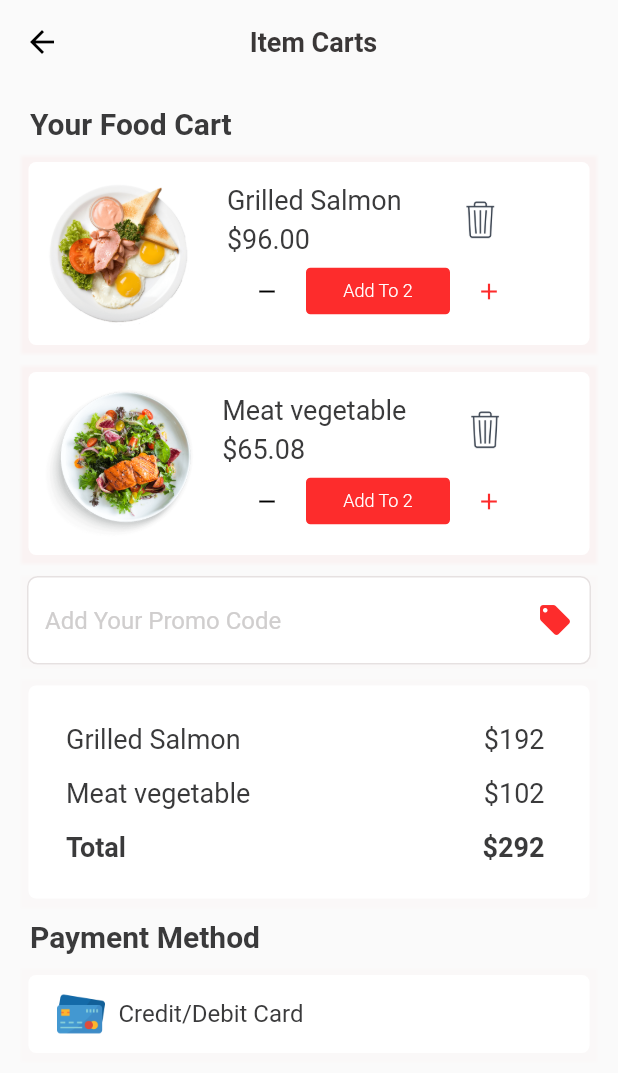
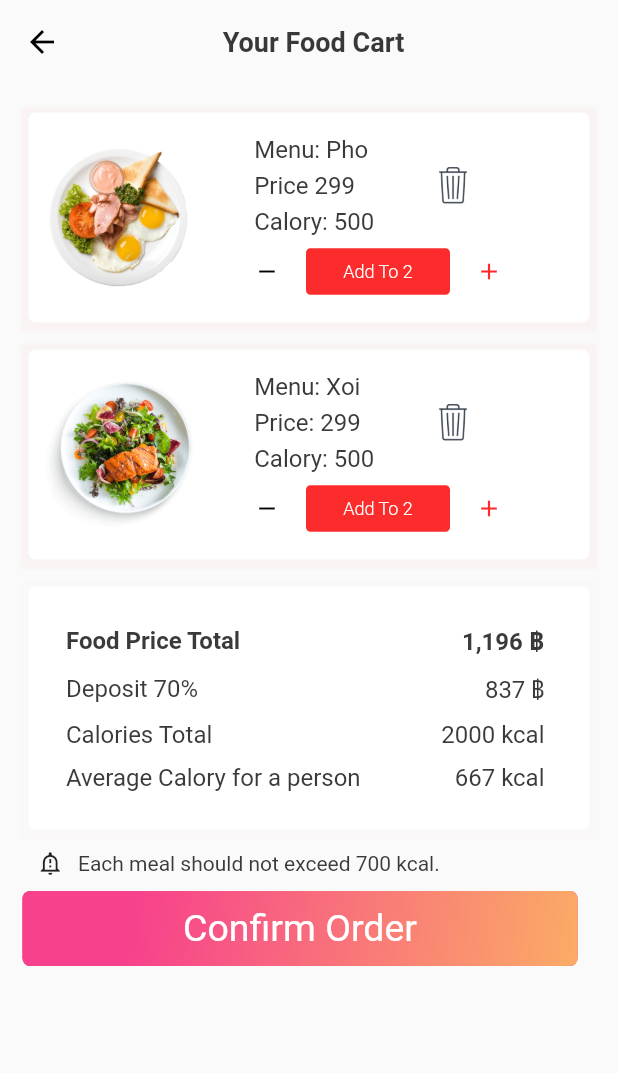
Before and after one commit to dudkinox/app-booking, a Flutter app: the FoodOrderPage screen opened directly, on a phone screen of 412 x 824 dp. Shown: the top 1073 px of the screen. Run offline on Flutter 3.47's test engine with Material 2 defaults, Android fonts, the phone set to English and light mode, and no system bars; our stand-ins replace carousel_pro, flutter_datetime_picker, font_awesome_flutter, webview_flutter; Roboto replaces fonts that are missing (WorkSansBold).

Commit message:
Food Cart

```diff
--- a/lib/common/button.dart
+++ b/lib/common/button.dart
@@ -10,7 +10,7 @@ class ButtonKYP extends StatelessWidget {
     this.text,
     this.process,
     this.height,
-    this.width,
+    this.width, Null Function() Pressed,
   }) : super(key: key);
 
   @override
--- a/lib/pages/FoodOrderPage.dart
+++ b/lib/pages/FoodOrderPage.dart
@@ -1,5 +1,11 @@
 import 'package:flutter/material.dart';
-import 'package:flutter/rendering.dart';
+import 'package:flutter_app/pages/BookTable.dart';
+
+import '../animation/ScaleRoute.dart';
+import '../common/button.dart';
+import '../themes/constant.dart';
+import '../widgets/BookTableWidget.dart';
+import 'CaloryCount.dart';
 
 class FoodOrderPage extends StatefulWidget {
   @override
@@ -24,7 +30,7 @@ class _FoodOrderPageState extends State<FoodOrderPage> {
           ),
           title: Center(
             child: Text(
-              "Item Carts",
+              "Your Food Cart",
               style: TextStyle(
                   color: Color(0xFF3a3737),
                   fontWeight: FontWeight.w600,
@@ -47,37 +53,21 @@ class _FoodOrderPageState extends State<FoodOrderPage> {
             child: Column(
               crossAxisAlignment: CrossAxisAlignment.start,
               children: <Widget>[
-                Container(
-                  padding: EdgeInsets.only(left: 5),
-                  child: Text(
-                    "Your Food Cart",
-                    style: TextStyle(
-                        fontSize: 20,
-                        color: Color(0xFF3a3a3b),
-                        fontWeight: FontWeight.w600),
-                    textAlign: TextAlign.left,
-                  ),
-                ),
-                SizedBox(
-                  height: 10,
-                ),
                 CartItem(
-                    productName: "Grilled Salmon",
-                    productPrice: "\$96.00",
+                    productName: "Menu: Pho",
+                    productPrice: "Price 299",
                     productImage: "ic_popular_food_1",
+                    productCalory: "Calory: 500",
                     productCartQuantity: "2"),
                 SizedBox(
                   height: 10,
                 ),
                 CartItem(
-                    productName: "Meat vegetable",
-                    productPrice: "\$65.08",
+                    productName: "Menu: Xoi",
+                    productPrice: "Price: 299",
                     productImage: "ic_popular_food_4",
+                    productCalory: "Calory: 500",
                     productCartQuantity: "5"),
-                SizedBox(
-                  height: 10,
-                ),
-                PromoCodeWidget(),
                 SizedBox(
                   height: 10,
                 ),
@@ -85,77 +75,44 @@ class _FoodOrderPageState extends State<FoodOrderPage> {
                 SizedBox(
                   height: 10,
                 ),
-                Container(
-                  padding: EdgeInsets.only(left: 5),
-                  child: Text(
-                    "Payment Method",
-                    style: TextStyle(
-                        fontSize: 20,
-                        color: Color(0xFF3a3a3b),
-                        fontWeight: FontWeight.w600),
-                    textAlign: TextAlign.left,
-                  ),
+                Row(
+                  mainAxisAlignment: MainAxisAlignment.start,
+                  children: <Widget>[
+                    SizedBox(
+                      width: 10,
+                    ),
+                    Icon(
+                      Icons.notification_important_outlined,
+                      size: defaultIconSize,
+                    ),
+                    SizedBox(
+                      width: 10,
+                    ),
+                    Text(
+                      "Each meal should not exceed 700 kcal.",
+                      style: TextStyle(
+                          fontSize: 14,
+                          color: Color(0xFF3a3a3b),
+                          fontWeight: FontWeight.w400),
+                      textAlign: TextAlign.left,
+                    ),
+                  ],
                 ),
                 SizedBox(
                   height: 10,
                 ),
-                PaymentMethodWidget(),
+                ButtonKYP(
+                  height: 50,
+                  width: 370,
+                  text: "Confirm Order",
+                  process: () async {
+                    Navigator.push(context, ScaleRoute(page: CaloryCount()));
+                  },
+                ),
               ],
             ),
           ),
         ));
-  }
-}
-
-class PaymentMethodWidget extends StatelessWidget {
-  @override
-  Widget build(BuildContext context) {
-    return Container(
-      alignment: Alignment.center,
-      width: double.infinity,
-      height: 60,
-      decoration: BoxDecoration(boxShadow: [
-        BoxShadow(
-          color: Color(0xFFfae3e2).withOpacity(0.1),
-          spreadRadius: 1,
-          blurRadius: 1,
-          offset: Offset(0, 1),
-        ),
-      ]),
-      child: Card(
-        color: Colors.white,
-        elevation: 0,
-        shape: RoundedRectangleBorder(
-          borderRadius: const BorderRadius.all(
-            Radius.circular(5.0),
-          ),
-        ),
-        child: Container(
-          alignment: Alignment.center,
-          padding: EdgeInsets.only(left: 10, right: 30, top: 10, bottom: 10),
-          child: Row(
-            children: <Widget>[
-              Container(
-                alignment: Alignment.center,
-                child: Image.asset(
-                  "assets/images/menus/ic_credit_card.png",
-                  width: 50,
-                  height: 50,
-                ),
-              ),
-              Text(
-                "Credit/Debit Card",
-                style: TextStyle(
-                    fontSize: 16,
-                    color: Color(0xFF3a3a3b),
-                    fontWeight: FontWeight.w400),
-                textAlign: TextAlign.left,
-              )
-            ],
-          ),
-        ),
-      ),
-    );
   }
 }
 
@@ -165,7 +122,6 @@ class TotalCalculationWidget extends StatelessWidget {
     return Container(
       alignment: Alignment.center,
       width: double.infinity,
-      height: 150,
       decoration: BoxDecoration(boxShadow: [
         BoxShadow(
           color: Color(0xFFfae3e2).withOpacity(0.1),
@@ -194,17 +150,89 @@ class TotalCalculationWidget extends StatelessWidget {
                 mainAxisAlignment: MainAxisAlignment.spaceBetween,
                 children: <Widget>[
                   Text(
-                    "Grilled Salmon",
+                    "Food Price Total",
                     style: TextStyle(
-                        fontSize: 18,
+                        fontSize: 16,
+                        color: Color(0xFF3a3a3b),
+                        fontWeight: FontWeight.w600),
+                    textAlign: TextAlign.left,
+                  ),
+                  Text(
+                    "1,196 ฿",
+                    style: TextStyle(
+                        fontSize: 16,
+                        color: Color(0xFF3a3a3b),
+                        fontWeight: FontWeight.w600),
+                    textAlign: TextAlign.left,
+                  )
+                ],
+              ),
+              SizedBox(
+                height: 10,
+              ),
+              Row(
+                mainAxisAlignment: MainAxisAlignment.spaceBetween,
+                children: <Widget>[
+                  Text(
+                    "Deposit 70%",
+                    style: TextStyle(
+                        fontSize: 16,
                         color: Color(0xFF3a3a3b),
                         fontWeight: FontWeight.w400),
                     textAlign: TextAlign.left,
                   ),
                   Text(
-                    "\$192",
+                    "837 ฿",
                     style: TextStyle(
-                        fontSize: 18,
+                        fontSize: 16,
+                        color: Color(0xFF3a3a3b),
+                        fontWeight: FontWeight.w400),
+                    textAlign: TextAlign.left,
+                  )
+                ],
+              ),
+              SizedBox(
+                height: 10,
+              ),
+              Row(
+                mainAxisAlignment: MainAxisAlignment.spaceBetween,
+                children: <Widget>[
+                  Text(
+                    "Calories Total",
+                    style: TextStyle(
+                        fontSize: 16,
+                        color: Color(0xFF3a3a3b),
+                        fontWeight: FontWeight.w400),
+                    textAlign: TextAlign.left,
+                  ),
+                  Text(
+                    "2000 kcal",
+                    style: TextStyle(
+                        fontSize: 16,
+                        color: Color(0xFF3a3a3b),
+                        fontWeight: FontWeight.w400),
+                    textAlign: TextAlign.left,
+                  )
+                ],
+              ),
+              SizedBox(
+                height: 10,
+              ),
+              Row(
+                mainAxisAlignment: MainAxisAlignment.spaceBetween,
+                children: <Widget>[
+                  Text(
+                    "Average Calory for a person",
+                    style: TextStyle(
+                        fontSize: 16,
+                        color: Color(0xFF3a3a3b),
+                        fontWeight: FontWeight.w400),
+                    textAlign: TextAlign.left,
+                  ),
+                  Text(
+                    "667 kcal",
+                    style: TextStyle(
+                        fontSize: 16,
                         color: Color(0xFF3a3a3b),
                         fontWeight: FontWeight.w400),
                     textAlign: TextAlign.left,
@@ -214,92 +242,8 @@ class TotalCalculationWidget extends StatelessWidget {
               SizedBox(
                 height: 15,
               ),
-              Row(
-                mainAxisAlignment: MainAxisAlignment.spaceBetween,
-                children: <Widget>[
-                  Text(
-                    "Meat vegetable",
-                    style: TextStyle(
-                        fontSize: 18,
-                        color: Color(0xFF3a3a3b),
-                        fontWeight: FontWeight.w400),
-                    textAlign: TextAlign.left,
-                  ),
-                  Text(
-                    "\$102",
-                    style: TextStyle(
-                        fontSize: 18,
-                        color: Color(0xFF3a3a3b),
-                        fontWeight: FontWeight.w400),
-                    textAlign: TextAlign.left,
-                  )
-                ],
-              ),
-              SizedBox(
-                height: 15,
-              ),
-              Row(
-                mainAxisAlignment: MainAxisAlignment.spaceBetween,
-                children: <Widget>[
-                  Text(
-                    "Total",
-                    style: TextStyle(
-                        fontSize: 18,
-                        color: Color(0xFF3a3a3b),
-                        fontWeight: FontWeight.w600),
-                    textAlign: TextAlign.left,
-                  ),
-                  Text(
-                    "\$292",
-                    style: TextStyle(
-                        fontSize: 18,
-                        color: Color(0xFF3a3a3b),
-                        fontWeight: FontWeight.w600),
-                    textAlign: TextAlign.left,
-                  )
-                ],
-              ),
             ],
           ),
-        ),
-      ),
-    );
-  }
-}
-
-class PromoCodeWidget extends StatelessWidget {
-  @override
-  Widget build(BuildContext context) {
-    return SafeArea(
-      child: Container(
-        padding: EdgeInsets.only(left: 3, right: 3),
-        decoration: BoxDecoration(boxShadow: [
-          BoxShadow(
-            color: Color(0xFFfae3e2).withOpacity(0.1),
-            spreadRadius: 1,
-            blurRadius: 1,
-            offset: Offset(0, 1),
-          ),
-        ]),
-        child: TextFormField(
-          decoration: InputDecoration(
-              focusedBorder: OutlineInputBorder(
-                borderSide: BorderSide(color: Color(0xFFe6e1e1), width: 1.0),
-              ),
-              enabledBorder: OutlineInputBorder(
-                  borderSide: BorderSide(color: Color(0xFFe6e1e1), width: 1.0),
-                  borderRadius: BorderRadius.circular(7)),
-              fillColor: Colors.white,
-              hintText: 'Add Your Promo Code',
-              filled: true,
-              suffixIcon: IconButton(
-                  icon: Icon(
-                    Icons.local_offer,
-                    color: Color(0xFFfd2c2c),
-                  ),
-                  onPressed: () {
-                    debugPrint('222');
-                  })),
         ),
       ),
     );
@@ -310,6 +254,7 @@ class CartItem extends StatelessWidget {
   String productName;
   String productPrice;
   String productImage;
+  String productCalory;
   String productCartQuantity;
 
   CartItem({
@@ -317,6 +262,7 @@ class CartItem extends StatelessWidget {
     @required this.productName,
     @required this.productPrice,
     @required this.productImage,
+    @required this.productCalory,
     @required this.productCartQuantity,
   }) : super(key: key);
 
@@ -324,7 +270,6 @@ class CartItem extends StatelessWidget {
   Widget build(BuildContext context) {
     return Container(
       width: double.infinity,
-      height: 130,
       decoration: BoxDecoration(boxShadow: [
         BoxShadow(
           color: Color(0xFFfae3e2).withOpacity(0.3),
@@ -375,7 +320,7 @@ class CartItem extends StatelessWidget {
                               child: Text(
                                 "$productName",
                                 style: TextStyle(
-                                    fontSize: 18,
+                                    fontSize: 16,
                                     color: Color(0xFF3a3a3b),
                                     fontWeight: FontWeight.w400),
                                 textAlign: TextAlign.left,
@@ -388,7 +333,20 @@ class CartItem extends StatelessWidget {
                               child: Text(
                                 "$productPrice",
                                 style: TextStyle(
-                                    fontSize: 18,
+                                    fontSize: 16,
+                                    color: Color(0xFF3a3a3b),
+                                    fontWeight: FontWeight.w400),
+                                textAlign: TextAlign.left,
+                              ),
+                            ),
+                            SizedBox(
+                              height: 5,
+                            ),
+                            Container(
+                              child: Text(
+                                "$productCalory",
+                                style: TextStyle(
+                                    fontSize: 16,
                                     color: Color(0xFF3a3a3b),
                                     fontWeight: FontWeight.w400),
                                 textAlign: TextAlign.left,
--- a/lib/pages/SignInPage.dart
+++ b/lib/pages/SignInPage.dart
@@ -157,7 +157,7 @@ class _SignInPageState extends State<SignInPage> {
                                               actions: [
                                                 ButtonKYP(
                                                   height: 40,
-                                                  width: 150,
+                                                  width: 200,
                                                   text: 'Book Table',
                                                   process: () async {
                                                     Navigator.push(
@@ -171,7 +171,7 @@ class _SignInPageState extends State<SignInPage> {
                                                 ),
                                                 ButtonKYP(
                                                   height: 40,
-                                                  width: 150,
+                                                  width: 200,
                                                   text: 'Count Calory',
                                                   process: () async {
                                                     Navigator.push(
--- a/lib/widgets/MenuWidget.dart
+++ b/lib/widgets/MenuWidget.dart
@@ -3,7 +3,6 @@ import 'package:flutter_app/animation/ScaleRoute.dart';
 import 'package:flutter_app/pages/FoodOrderPage.dart';
 
 import '../themes/constant.dart';
-import 'BottomNavBarWidget.dart';
 
 class MenuWidget extends StatefulWidget {
   @override
```
Also changed, not shown: 3 other files.
